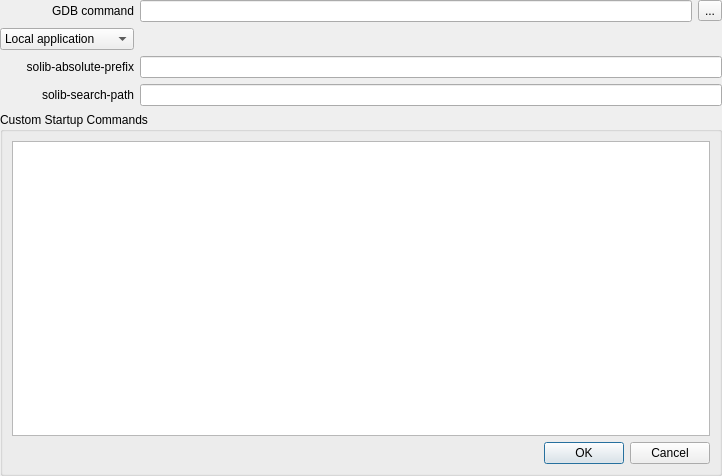
This is addons/gdbplugin/advanced_settings.ui in KDE/kate as Qt 5 draws it before an edit. The edited form follows.
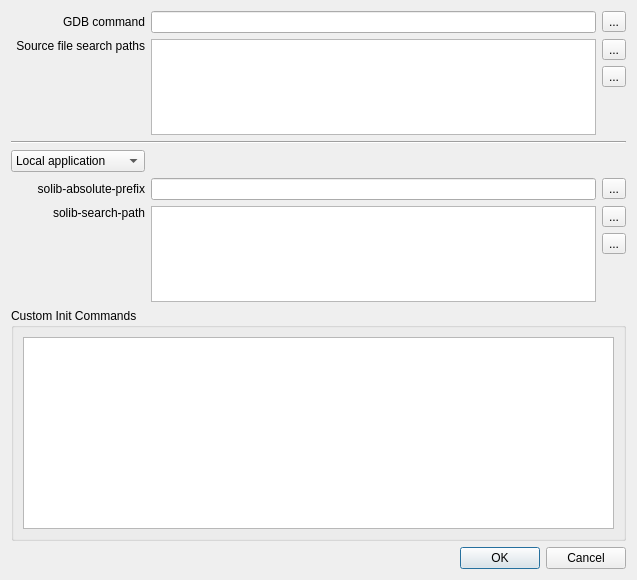
This is the edited form.

Commit message:
GDB: Add "Source file search path" option to advanced settings
+ Fix default target and bottom/side layout problems

Diff of the .ui file:
```diff
--- a/addons/gdbplugin/advanced_settings.ui
+++ b/addons/gdbplugin/advanced_settings.ui
@@ -6,14 +6,11 @@
    <rect>
     <x>0</x>
     <y>0</y>
-    <width>722</width>
-    <height>476</height>
+    <width>637</width>
+    <height>580</height>
    </rect>
   </property>
-  <layout class="QGridLayout" name="gridLayout" rowstretch="0,0,0,0,10">
-   <property name="margin">
-    <number>0</number>
-   </property>
+  <layout class="QGridLayout" name="gridLayout_2" columnstretch="0,0,10,0">
    <item row="0" column="0">
     <widget class="QLabel" name="u_gdbLabel">
      <property name="text">
@@ -24,25 +21,68 @@
      </property>
     </widget>
    </item>
-   <item row="0" column="1">
-    <layout class="QHBoxLayout" name="horizontalLayout">
-     <item>
-      <widget class="QLineEdit" name="u_gdbCmd">
-       <property name="showClearButton" stdset="0">
-        <bool>true</bool>
-       </property>
-      </widget>
-     </item>
-     <item>
-      <widget class="QToolButton" name="u_gdbBrowse">
-       <property name="text">
-        <string>...</string>
-       </property>
-      </widget>
-     </item>
-    </layout>
+   <item row="0" column="3">
+    <widget class="QToolButton" name="u_gdbBrowse">
+     <property name="text">
+      <string>...</string>
+     </property>
+    </widget>
    </item>
    <item row="1" column="0">
+    <widget class="QLabel" name="u_srcPathsLabel">
+     <property name="text">
+      <string>Source file search paths</string>
+     </property>
+     <property name="alignment">
+      <set>Qt::AlignRight|Qt::AlignTop|Qt::AlignTrailing</set>
+     </property>
+     <property name="buddy">
+      <cstring>u_srcPaths</cstring>
+     </property>
+    </widget>
+   </item>
+   <item row="1" column="1" colspan="2">
+    <widget class="QListWidget" name="u_srcPaths">
+     <property name="sizePolicy">
+      <sizepolicy hsizetype="Expanding" vsizetype="Ignored">
+       <horstretch>0</horstretch>
+       <verstretch>0</verstretch>
+      </sizepolicy>
+     </property>
+    </widget>
+   </item>
+   <item row="1" column="3">
+    <layout class="QVBoxLayout" name="verticalLayout_2">
+     <item>
+      <widget class="QToolButton" name="u_addSrcPath">
+       <property name="text">
+        <string>...</string>
+       </property>
+      </widget>
+     </item>
+     <item>
+      <widget class="QToolButton" name="u_delSrcPath">
+       <property name="text">
+        <string>...</string>
+       </property>
+      </widget>
+     </item>
+     <item>
+      <spacer name="verticalSpacer">
+       <property name="orientation">
+        <enum>Qt::Vertical</enum>
+       </property>
+       <property name="sizeHint" stdset="0">
+        <size>
+         <width>2</width>
+         <height>2</height>
+        </size>
+       </property>
+      </spacer>
+     </item>
+    </layout>
+   </item>
+   <item row="3" column="0">
     <widget class="QComboBox" name="u_localRemote">
      <item>
       <property name="text">
@@ -61,10 +101,10 @@
      </item>
     </widget>
    </item>
-   <item row="1" column="1">
+   <item row="3" column="1" colspan="2">
     <widget class="QStackedWidget" name="u_remoteStack">
      <property name="sizePolicy">
-      <sizepolicy hsizetype="MinimumExpanding" vsizetype="Minimum">
+      <sizepolicy hsizetype="Minimum" vsizetype="Fixed">
        <horstretch>0</horstretch>
        <verstretch>0</verstretch>
       </sizepolicy>
@@ -182,7 +222,7 @@
      </widget>
     </widget>
    </item>
-   <item row="2" column="0">
+   <item row="4" column="0">
     <widget class="QLabel" name="u_soAbsPrefixLabel">
      <property name="text">
       <string>solib-absolute-prefix</string>
@@ -192,40 +232,86 @@
      </property>
     </widget>
    </item>
-   <item row="2" column="1">
-    <widget class="QLineEdit" name="u_soAbsPrefix">
-     <property name="showClearButton" stdset="0">
-      <bool>true</bool>
+   <item row="4" column="3">
+    <widget class="QToolButton" name="u_setSoPrefix">
+     <property name="text">
+      <string>...</string>
      </property>
     </widget>
    </item>
-   <item row="3" column="0">
+   <item row="5" column="0">
     <widget class="QLabel" name="u_soSearchLabel">
      <property name="text">
       <string>solib-search-path</string>
      </property>
      <property name="alignment">
-      <set>Qt::AlignRight|Qt::AlignTrailing|Qt::AlignVCenter</set>
+      <set>Qt::AlignRight|Qt::AlignTop|Qt::AlignTrailing</set>
      </property>
     </widget>
    </item>
-   <item row="3" column="1">
-    <widget class="QLineEdit" name="u_soSearchPath">
+   <item row="5" column="1" colspan="2">
+    <widget class="QListWidget" name="u_soSearchPaths">
+     <property name="sizePolicy">
+      <sizepolicy hsizetype="Expanding" vsizetype="Ignored">
+       <horstretch>0</horstretch>
+       <verstretch>0</verstretch>
+      </sizepolicy>
+     </property>
+    </widget>
+   </item>
+   <item row="5" column="3">
+    <widget class="QWidget" name="u_addDelSoPaths" native="true">
+     <layout class="QVBoxLayout" name="verticalLayout_4">
+      <property name="margin">
+       <number>0</number>
+      </property>
+      <item>
+       <widget class="QToolButton" name="u_addSoSearchPath">
+        <property name="text">
+         <string>...</string>
+        </property>
+       </widget>
+      </item>
+      <item>
+       <widget class="QToolButton" name="u_delSoSearchPath">
+        <property name="text">
+         <string>...</string>
+        </property>
+       </widget>
+      </item>
+      <item>
+       <spacer name="verticalSpacer_2">
+        <property name="orientation">
+         <enum>Qt::Vertical</enum>
+        </property>
+        <property name="sizeHint" stdset="0">
+         <size>
+          <width>13</width>
+          <height>13</height>
+         </size>
+        </property>
+       </spacer>
+      </item>
+     </layout>
+    </widget>
+   </item>
+   <item row="4" column="1" colspan="2">
+    <widget class="QLineEdit" name="u_soAbsPrefix">
      <property name="showClearButton" stdset="0">
       <bool>true</bool>
      </property>
     </widget>
    </item>
-   <item row="4" column="0" colspan="2">
-    <widget class="QGroupBox" name="u_customInitGroup">
+   <item row="6" column="0" colspan="4">
+    <widget class="QGroupBox" name="u_customInitGB">
      <property name="sizePolicy">
-      <sizepolicy hsizetype="Expanding" vsizetype="Expanding">
+      <sizepolicy hsizetype="Preferred" vsizetype="Expanding">
        <horstretch>0</horstretch>
        <verstretch>0</verstretch>
       </sizepolicy>
      </property>
      <property name="title">
-      <string>Custom Startup Commands</string>
+      <string>Custom Init Commands</string>
      </property>
      <layout class="QVBoxLayout" name="verticalLayout">
       <item>
@@ -235,16 +321,30 @@
         </property>
        </widget>
       </item>
-      <item>
-       <widget class="QDialogButtonBox" name="u_buttonBox">
-        <property name="standardButtons">
-         <set>QDialogButtonBox::Cancel|QDialogButtonBox::Ok</set>
-        </property>
-       </widget>
-      </item>
      </layout>
     </widget>
    </item>
+   <item row="0" column="1" colspan="2">
+    <widget class="QLineEdit" name="u_gdbCmd">
+     <property name="showClearButton" stdset="0">
+      <bool>true</bool>
+     </property>
+    </widget>
+   </item>
+   <item row="7" column="0" colspan="4">
+    <widget class="QDialogButtonBox" name="u_buttonBox">
+     <property name="standardButtons">
+      <set>QDialogButtonBox::Cancel|QDialogButtonBox::Ok</set>
+     </property>
+    </widget>
+   </item>
+   <item row="2" column="0" colspan="4">
+    <widget class="Line" name="line">
+     <property name="orientation">
+      <enum>Qt::Horizontal</enum>
+     </property>
+    </widget>
+   </item>
   </layout>
  </widget>
  <resources/>
```
Left out of the diff: 32 changed lines with no effect on the pictures. The commit also changes 5 other files.
